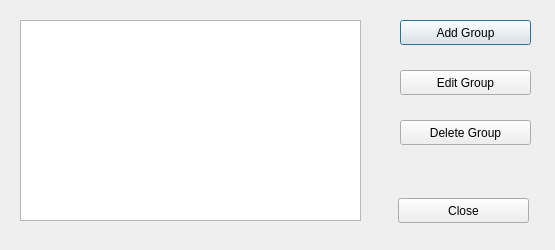
First picture: the form in keibomoneytracker/managegroupsdialog.ui, repository Carlos-CDM/Keibo-MoneyTracker, before the edit.
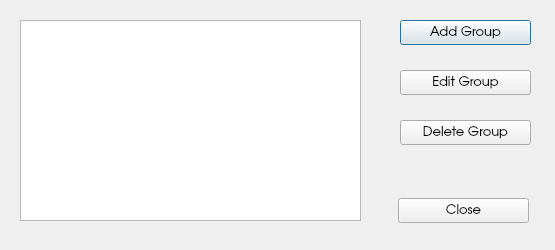
Second picture: the form after the edit. Custom widgets are drawn as their Qt base class.

Patch:
```diff
--- a/keibomoneytracker/managegroupsdialog.ui
+++ b/keibomoneytracker/managegroupsdialog.ui
@@ -22,6 +22,12 @@
      <height>25</height>
     </rect>
    </property>
+   <property name="font">
+    <font>
+     <family>URW Gothic L</family>
+     <pointsize>10</pointsize>
+    </font>
+   </property>
    <property name="text">
     <string>Add Group</string>
    </property>
@@ -35,6 +41,12 @@
      <height>25</height>
     </rect>
    </property>
+   <property name="font">
+    <font>
+     <family>URW Gothic L</family>
+     <pointsize>10</pointsize>
+    </font>
+   </property>
    <property name="text">
     <string>Edit Group</string>
    </property>
@@ -48,6 +60,12 @@
      <height>25</height>
     </rect>
    </property>
+   <property name="font">
+    <font>
+     <family>URW Gothic L</family>
+     <pointsize>10</pointsize>
+    </font>
+   </property>
    <property name="text">
     <string>Delete Group</string>
    </property>
@@ -61,6 +79,12 @@
      <height>25</height>
     </rect>
    </property>
+   <property name="font">
+    <font>
+     <family>URW Gothic L</family>
+     <pointsize>10</pointsize>
+    </font>
+   </property>
    <property name="text">
     <string>Close</string>
    </property>
```
Left out of the diff: 1 changed line with no effect on the pictures.
